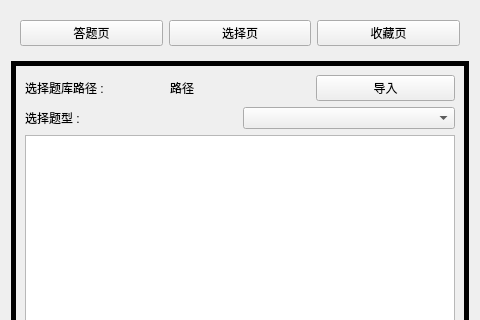
azh-1415926/CS_Contest, file ui/widgetOfStart.ui: the form before one commit; both pictures show x 0 to 480 and y 0 to 320 of the 480 by 640 pixel window.
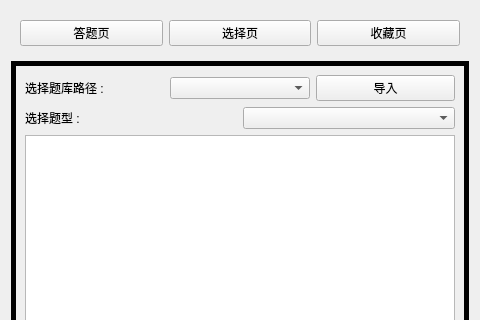
The form after the commit. The open tabs and pages were chosen to show the change. Custom widgets are drawn as their Qt base class.

Diff of the .ui file:
```diff
--- a/ui/widgetOfStart.ui
+++ b/ui/widgetOfStart.ui
@@ -106,11 +106,7 @@
           </widget>
          </item>
          <item>
-          <widget class="QLabel" name="textOfPath">
-           <property name="text">
-            <string>路径</string>
-           </property>
-          </widget>
+          <widget class="QComboBox" name="textOfPaths"/>
          </item>
          <item>
           <widget class="QPushButton" name="inputButton">
```
Left out of the diff: 6 changed lines with no effect on the pictures.
